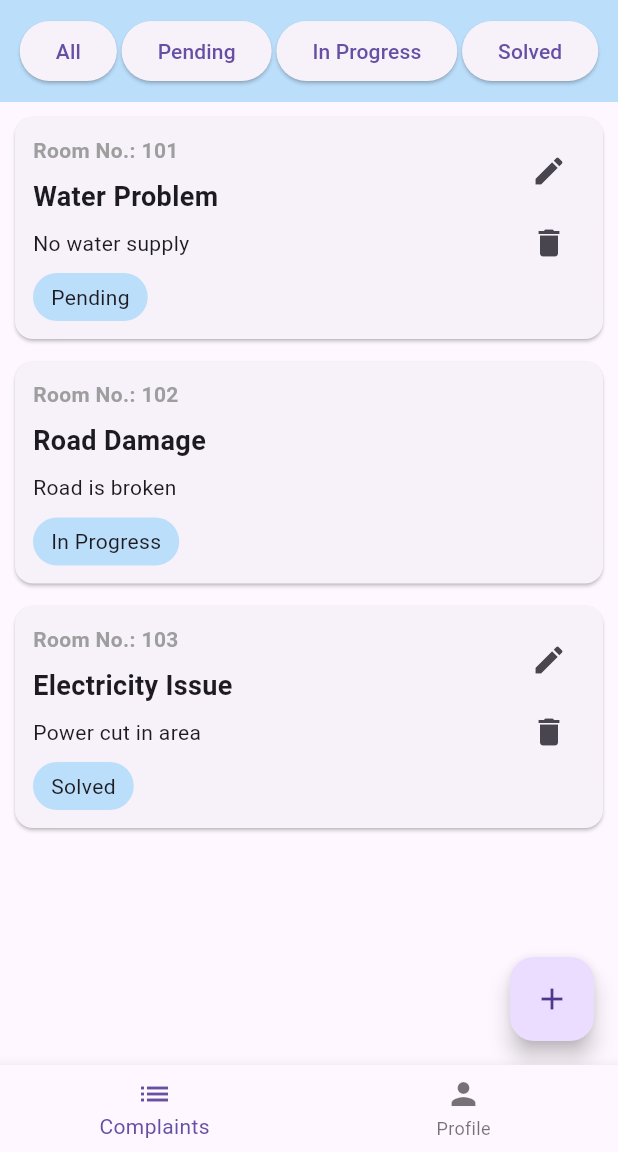
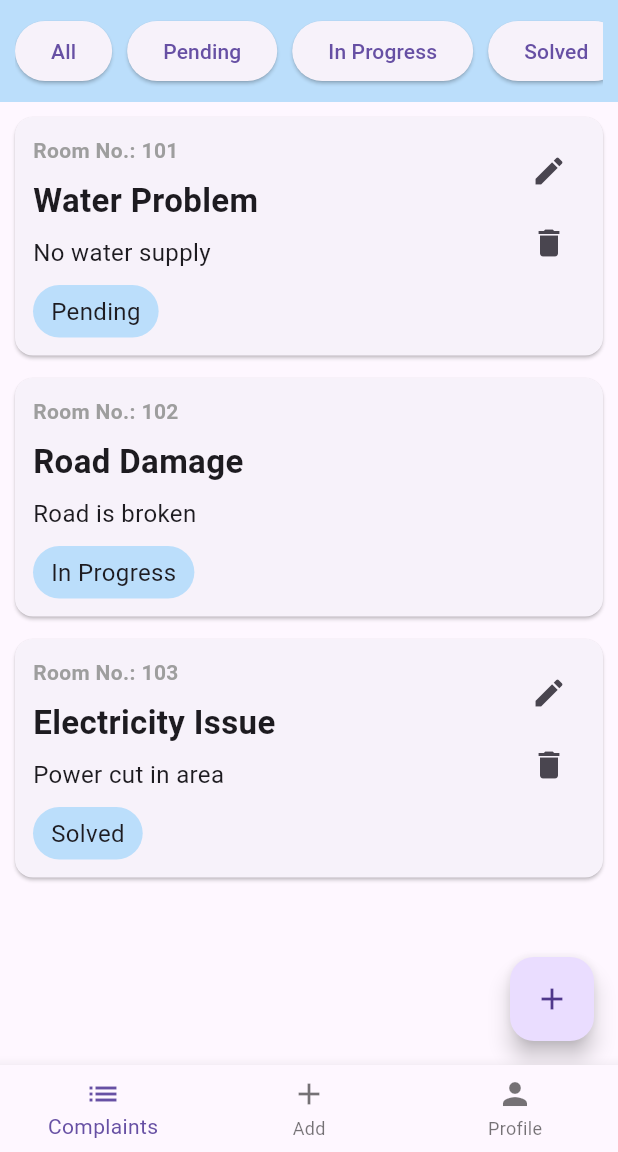
Before and after one commit to Swetpatel662/flutter_project, a Flutter app: the screen it shows after launch, after a tap on "LOGIN", on a phone screen of 412 x 824 dp, the part 84-1236 px from its top. Run offline on Flutter 3.47's test engine with Material 3 defaults, Android fonts, the phone set to English and light mode, and no system bars; our stand-ins replace shared_preferences.

Commit message:
final done swet bai

```diff
--- a/lib/screens/complaint_list_screen.dart
+++ b/lib/screens/complaint_list_screen.dart
@@ -21,11 +21,9 @@ class _ComplaintListScreenState extends State<ComplaintListScreen> {
   // FILTER
   String selectedFilter = "All";
 
-  // SCREEN START
   @override
   void initState() {
     super.initState();
-
     loadComplaints();
   }
 
@@ -46,14 +44,11 @@ class _ComplaintListScreenState extends State<ComplaintListScreen> {
 
     List<String>? complaintList = prefs.getStringList("complaints");
 
-    // IF DATA EXISTS
     if (complaintList != null) {
       complaints = complaintList.map((item) {
         return ComplaintModel.fromJson(jsonDecode(item));
       }).toList();
     } else {
-      // DEFAULT DUMMY DATA
-
       complaints = [
         ComplaintModel(
           room: "101",
@@ -100,7 +95,6 @@ class _ComplaintListScreenState extends State<ComplaintListScreen> {
       appBar: AppBar(
         title: Row(
           mainAxisAlignment: MainAxisAlignment.spaceBetween,
-
           children: [
             Row(
               children: [
@@ -114,7 +108,6 @@ class _ComplaintListScreenState extends State<ComplaintListScreen> {
 
             Text(
               DateFormat('dd MMM yyyy').format(DateTime.now()),
-
               style: const TextStyle(fontSize: 14),
             ),
           ],
@@ -126,7 +119,6 @@ class _ComplaintListScreenState extends State<ComplaintListScreen> {
         onPressed: () async {
           final result = await Navigator.push(
             context,
-
             MaterialPageRoute(builder: (context) => const AddComplaintScreen()),
           );
 
@@ -136,11 +128,8 @@ class _ComplaintListScreenState extends State<ComplaintListScreen> {
               complaints.add(
                 ComplaintModel(
                   room: result["room"],
-
                   title: result["title"],
-
                   description: result["description"],
-
                   status: result["status"],
                 ),
               );
@@ -158,12 +147,12 @@ class _ComplaintListScreenState extends State<ComplaintListScreen> {
           // FILTER BUTTONS
           Container(
             color: Colors.blue.shade100,
-
             padding: const EdgeInsets.all(10),
 
+            child: SingleChildScrollView(
+              scrollDirection: Axis.horizontal,
+
               child: Row(
-              mainAxisAlignment: MainAxisAlignment.spaceEvenly,
-
                 children: [
                   ElevatedButton(
                     onPressed: () {
@@ -175,6 +164,8 @@ class _ComplaintListScreenState extends State<ComplaintListScreen> {
                     child: const Text("All"),
                   ),
 
+                  const SizedBox(width: 10),
+
                   ElevatedButton(
                     onPressed: () {
                       setState(() {
@@ -185,6 +176,8 @@ class _ComplaintListScreenState extends State<ComplaintListScreen> {
                     child: const Text("Pending"),
                   ),
 
+                  const SizedBox(width: 10),
+
                   ElevatedButton(
                     onPressed: () {
                       setState(() {
@@ -194,6 +187,8 @@ class _ComplaintListScreenState extends State<ComplaintListScreen> {
 
                     child: const Text("In Progress"),
                   ),
+
+                  const SizedBox(width: 10),
 
                   ElevatedButton(
                     onPressed: () {
@@ -207,12 +202,12 @@ class _ComplaintListScreenState extends State<ComplaintListScreen> {
                 ],
               ),
             ),
+          ),
 
           // LIST
           Expanded(
             child: ListView.builder(
               padding: const EdgeInsets.all(10),
-
               itemCount: filteredComplaints.length,
 
               itemBuilder: (context, index) {
@@ -237,9 +232,7 @@ class _ComplaintListScreenState extends State<ComplaintListScreen> {
 
                                 style: const TextStyle(
                                   fontSize: 14,
-
                                   fontWeight: FontWeight.bold,
-
                                   color: Colors.grey,
                                 ),
                               ),
@@ -251,8 +244,7 @@ class _ComplaintListScreenState extends State<ComplaintListScreen> {
                                 filteredComplaints[index].title,
 
                                 style: const TextStyle(
-                                  fontSize: 18,
-
+                                  fontSize: 22,
                                   fontWeight: FontWeight.bold,
                                 ),
                               ),
@@ -260,7 +252,10 @@ class _ComplaintListScreenState extends State<ComplaintListScreen> {
                               const SizedBox(height: 8),
 
                               // DESCRIPTION
-                              Text(filteredComplaints[index].description),
+                              Text(
+                                filteredComplaints[index].description,
+                                style: const TextStyle(fontSize: 16),
+                              ),
 
                               const SizedBox(height: 10),
 
@@ -273,11 +268,13 @@ class _ComplaintListScreenState extends State<ComplaintListScreen> {
 
                                 decoration: BoxDecoration(
                                   color: Colors.blue.shade100,
-
                                   borderRadius: BorderRadius.circular(20),
                                 ),
 
-                                child: Text(filteredComplaints[index].status),
+                                child: Text(
+                                  filteredComplaints[index].status,
+                                  style: const TextStyle(fontSize: 16),
+                                ),
                               ),
                             ],
                           ),
@@ -306,11 +303,8 @@ class _ComplaintListScreenState extends State<ComplaintListScreen> {
                                         filteredComplaints[index],
                                       )] = ComplaintModel(
                                         room: result["room"],
-
                                         title: result["title"],
-
                                         description: result["description"],
-
                                         status: result["status"],
                                       );
                                     });
--- a/lib/screens/holder_screen.dart
+++ b/lib/screens/holder_screen.dart
@@ -33,7 +33,7 @@ class _HolderScreenState extends State<HolderScreen> {
         items: const [
           BottomNavigationBarItem(icon: Icon(Icons.list), label: "Complaints"),
 
-          //BottomNavigationBarItem(icon: Icon(Icons.add), label: "Add"),
+          BottomNavigationBarItem(icon: Icon(Icons.add), label: "Add"),
           BottomNavigationBarItem(icon: Icon(Icons.person), label: "Profile"),
         ],
       ),
--- a/lib/widgets/loginScreen.dart
+++ b/lib/widgets/loginScreen.dart
@@ -22,7 +22,7 @@ class LoginScreen extends StatelessWidget {
           //crossAxisAlignment: CrossAxisAlignment.start,
           children: [
             // TOP SECTION
-            const SizedBox(height: 160),
+            const SizedBox(height: 50),
             Icon(
               Icons.account_circle,
               size: 100,
@@ -164,7 +164,7 @@ class LoginScreen extends StatelessWidget {
               ),
             ),
 
-            SizedBox(height: 40),
+            //SizedBox(height: 40),
 
             // BOTTOM SECTION
             Container(
--- a/lib/widgets/myWidgets.dart
+++ b/lib/widgets/myWidgets.dart
@@ -30,7 +30,7 @@ class _SplashScreenState extends State<SplashScreen> {
   void initState() {
     super.initState();
 
-    Timer(Duration(seconds: 1), () {
+    Timer(Duration(seconds: 3), () {
       Navigator.pushReplacement(
         context,
 
@@ -47,7 +47,7 @@ class _SplashScreenState extends State<SplashScreen> {
         height: double.infinity,
 
         // Background Color
-        color: const Color.fromARGB(144, 247, 235, 12),
+        color: const Color.fromARGB(144, 76, 211, 161),
 
         child: Column(
           mainAxisAlignment: MainAxisAlignment.start,
@@ -107,7 +107,7 @@ class _SplashScreenState extends State<SplashScreen> {
               ),
             ),
 
-            SizedBox(height: 298),
+            SizedBox(height: 230),
 
             // BOTTOM SECTION
             Container(
```
Lines whose indentation alone changed are shown as unchanged.
